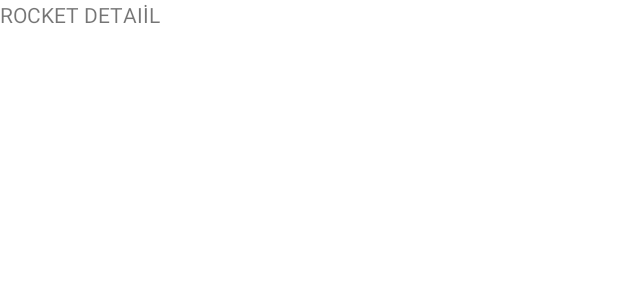
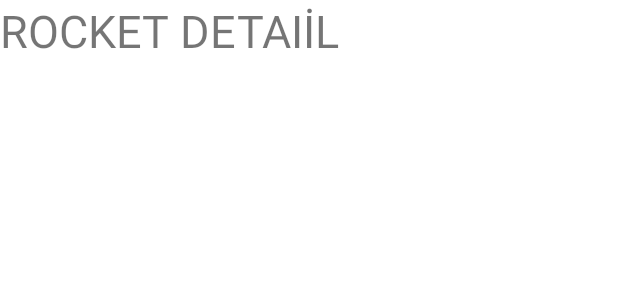
Before and after one commit to sercan447/SpacexFanApp, an Android app: the layout fragment_detail.xml on its own in the app's theme, with its tools: preview values and no code run, on a phone screen of 412 x 824 dp. Shown: the top 300 px of the screen. Run offline under Robolectric (Android 15) with nearby library versions, the phone set to English and light mode, and no system bars; network calls fail.

Commit message:
pulling detail information with api

```diff
--- a/app/src/main/java/com/example/spacexfanapp/UI/RocketDetailFragment.kt
+++ b/app/src/main/java/com/example/spacexfanapp/UI/RocketDetailFragment.kt
@@ -37,12 +37,13 @@ class RocketDetailFragment : Fragment() {
          arguments?.getString("rocketId","")?.let {
              rocketId = it
          }
-        Log.e("SRC_Rocketdetail","Rocket Id : "+rocketId)
 
         if(!rocketId.isEmpty()){
 
+            viewModel.getRocket(rocketId)
             viewModel.responseRocketDetail.observe(requireActivity(), {rocket ->
                 Log.e("SRC_RocketDetailFrag","ROCKET SİNGLE : "+rocket.toString());
+                binding.txtName.text = rocket.name
             })
 
         }
--- a/app/src/main/java/com/example/spacexfanapp/viewmodel/LaunchesViewModel.kt
+++ b/app/src/main/java/com/example/spacexfanapp/viewmodel/LaunchesViewModel.kt
@@ -29,10 +29,8 @@ constructor(val launchesRepository: LaunchesRepository) : ViewModel() {
     val responseLaunchDetail: LiveData<Launches>
         get() = _responseDetail
 
-
     init {
         getAllLaunches()
-        //getLaunchDetail("5eb87cd9ffd86e000604b32a")
     }
 
     private fun getAllLaunches() = viewModelScope.launch {
@@ -47,12 +45,12 @@ constructor(val launchesRepository: LaunchesRepository) : ViewModel() {
         }
     }//fun
 
-    private fun getLaunchDetail(idm:String) = viewModelScope.launch {
+    public fun getLaunchDetail(idm:String) = viewModelScope.launch {
 
         launchesRepository.getLaunch(idm).let { response ->
             if(response.isSuccessful){
                 _responseDetail.postValue(response.body())
-                Log.e("SRC_LncViewModel","getLaunch detail1 : ${response.body()}")
+                //Log.e("SRC_LncViewModel","getLaunch detail : ${response.body()}")
             }else{
                 Log.e("SRC_LncViewModel","getLaunch Error: ${response.code()}")
             }
--- a/app/src/main/res/layout/fragment_detail.xml
+++ b/app/src/main/res/layout/fragment_detail.xml
@@ -5,10 +5,11 @@
     android:layout_height="match_parent"
     tools:context=".UI.RocketDetailFragment">
 
-    <!-- TODO: Update blank fragment layout -->
     <TextView
+        android:id="@+id/txtName"
         android:layout_width="match_parent"
-        android:layout_height="match_parent"
+        android:layout_height="wrap_content"
+        android:textSize="30dp"
         android:text="ROCKET DETAIİL" />
 
 </FrameLayout>
```
Also changed, not shown: app/src/main/java/com/example/spacexfanapp/UI/LaunchDetailFragment.kt (+8 -4 lines), app/src/main/java/com/example/spacexfanapp/viewmodel/RocketViewModel.kt (+2 -6 lines), app/src/main/res/layout/fragment_launch_detail.xml (+6 -6 lines).
